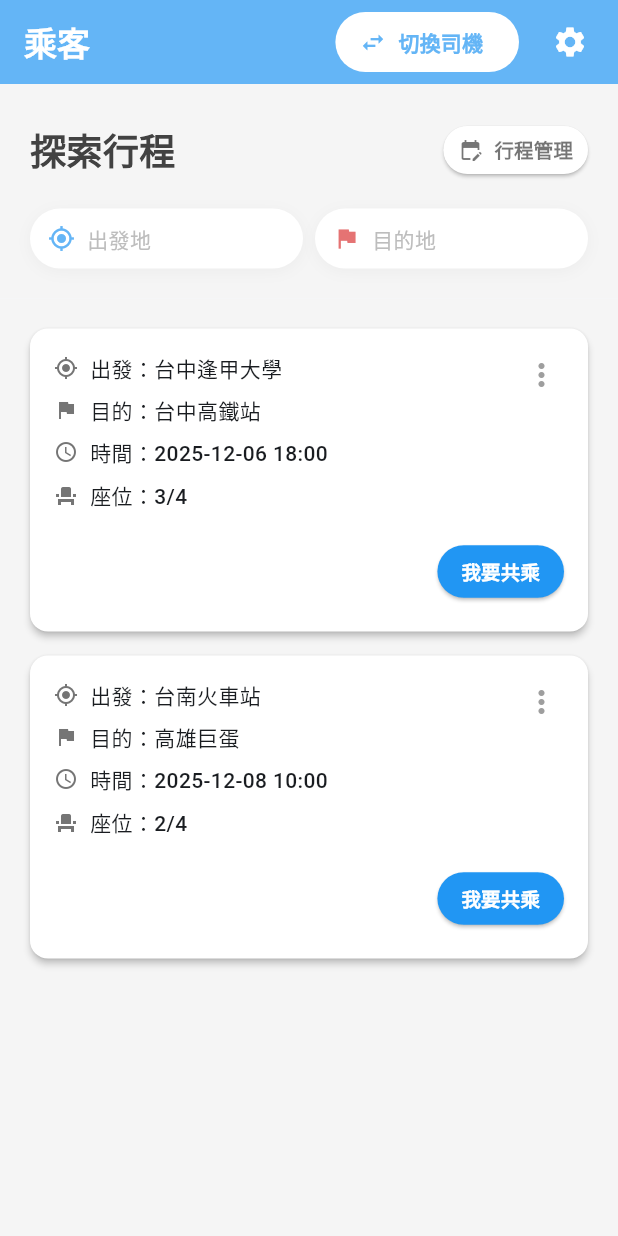
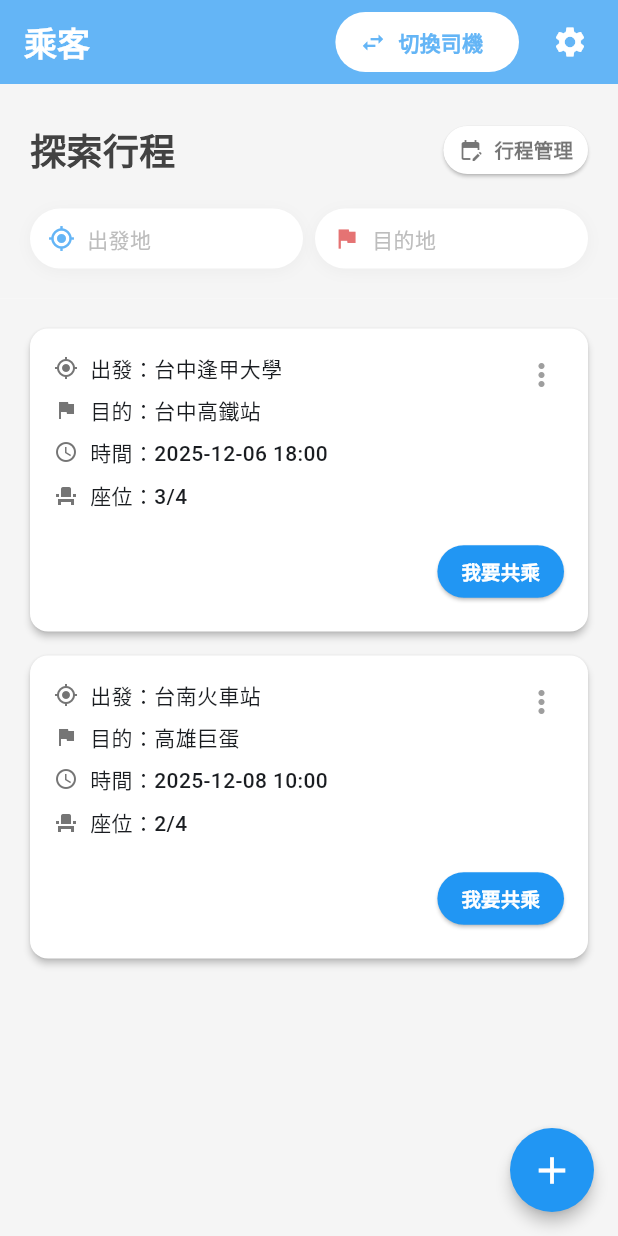
Before and after one commit to kqqy/ridesharing, a Flutter app: the screen it shows after launch, after a tap on "登入", on a phone screen of 412 x 824 dp. Run offline on Flutter 3.47's test engine with Material 3 defaults, Android fonts, the phone set to English and light mode, and no system bars; our stand-ins replace supabase_flutter; accounts and stored records are empty.

Commit message:
乘客創立行程按鈕消失了我把它補好了

```diff
--- a/lib/passenger_home.dart
+++ b/lib/passenger_home.dart
@@ -1,9 +1,9 @@
 import 'package:flutter/material.dart';
-import 'passenger_widgets.dart'; // 引入乘客首頁 UI
+import 'passenger_widgets.dart';
 import 'trip_model.dart';
 import 'passenger_create_trip_page.dart';
 import 'upcoming_page.dart';
-import 'upcoming_widgets.dart'; // 引入共用彈窗元件 (PassengerTripDetailsDialog)
+import 'upcoming_widgets.dart';
 import 'history_page.dart';
 
 class PassengerHome extends StatefulWidget {
@@ -50,7 +50,6 @@ class _PassengerHomeState extends State<PassengerHome> {
     }
   }
 
-  // 顯示行程詳細資訊 (使用 upcoming_widgets.dart 裡的共用元件)
   void _handleTripDetail(Trip trip) {
     final List<Map<String, dynamic>> fakeMembers = [
       {'name': '王司機', 'role': '司機', 'rating': 4.7},
@@ -70,13 +69,15 @@ class _PassengerHomeState extends State<PassengerHome> {
     // 靜默
   }
 
+  // 建立行程
   void _handleCreateTrip() async {
     final result = await Navigator.push(
       context,
       MaterialPageRoute(builder: (context) => const PassengerCreateTripPage()),
     );
     if (result == true) {
-      // 靜默
+      // 這裡可以處理新增成功後的邏輯，例如刷新列表
+      // 目前保持靜默
     }
   }
 
@@ -84,8 +85,20 @@ class _PassengerHomeState extends State<PassengerHome> {
   Widget build(BuildContext context) {
     final double appBarHeight = AppBar().preferredSize.height;
 
-    return Stack(
+    // [修改] 使用 Scaffold 包裹，以便使用標準的 FloatingActionButton
+    return Scaffold(
+      backgroundColor: Colors.white,
+      // [新增] 右下角懸浮按鈕 (建立行程)
+      floatingActionButton: FloatingActionButton(
+        onPressed: _handleCreateTrip,
+        backgroundColor: Colors.blue,
+        shape: const CircleBorder(), // 圓形
+        elevation: 4,
+        child: const Icon(Icons.add, color: Colors.white, size: 30),
+      ),
+      body: Stack(
         children: [
+          // 底層：主頁面內容
           GestureDetector(
             onTap: _closeMenu,
             behavior: HitTestBehavior.translucent,
@@ -99,6 +112,7 @@ class _PassengerHomeState extends State<PassengerHome> {
             ),
           ),
 
+          // 上層：右上角選單 (如果 _showManageMenu 為 true 則顯示)
           if (_showManageMenu)
             Positioned(
               top: appBarHeight + 10,
@@ -109,6 +123,7 @@ class _PassengerHomeState extends State<PassengerHome> {
               ),
             ),
         ],
+      ),
     );
   }
 }
```
Lines whose indentation alone changed are shown as unchanged.
